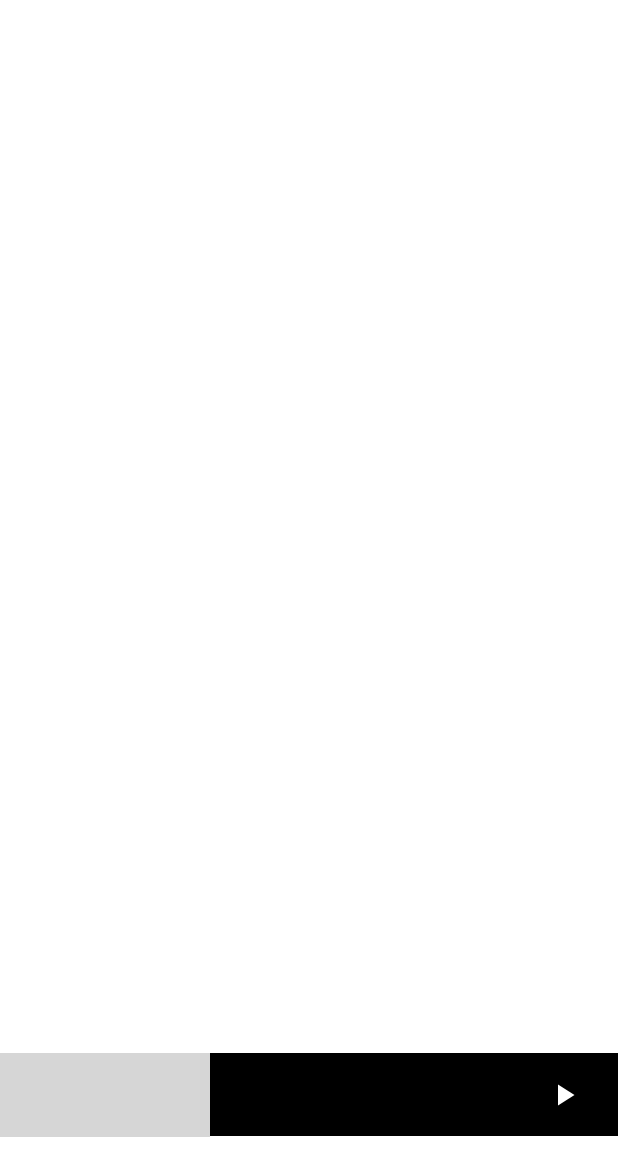
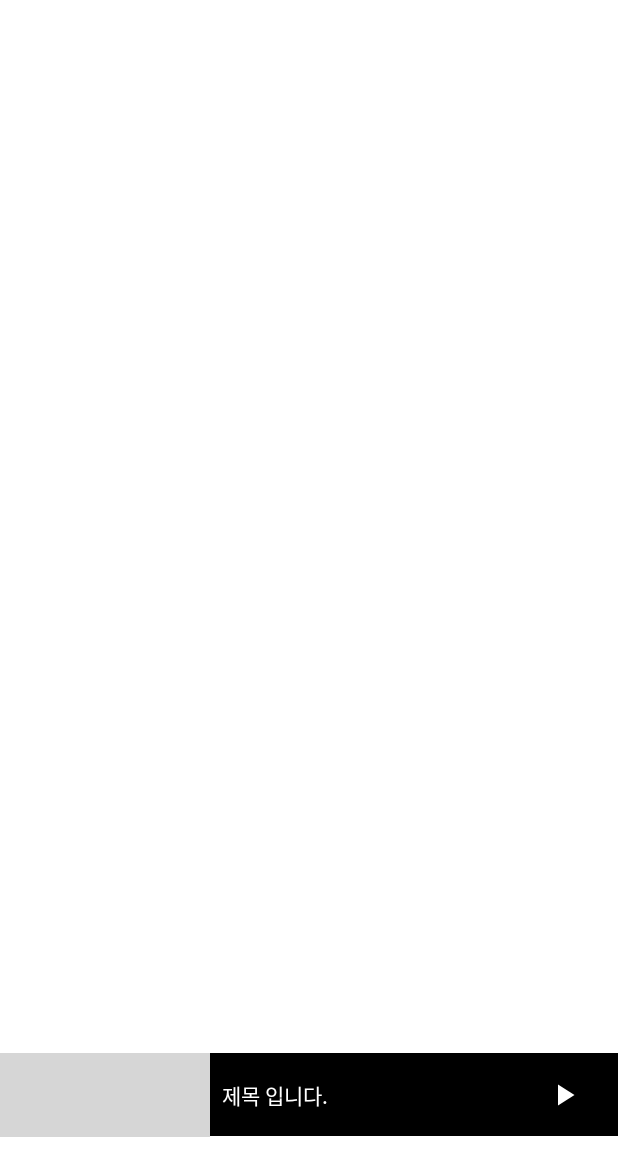
Before and after one commit to moonggae/fastcampus-part4-youtube, an Android app: the layout fragment_player.xml on its own in the app's theme, with its tools: preview values and no code run, on a phone screen of 412 x 824 dp. Shown: the top 1176 px of the screen. Run offline under Robolectric (Android 15) with nearby library versions, the phone set to English and light mode, and no system bars; plain views replace PlayerView; grey boxes are pictures that could not be loaded.

Commit message:
exo player motion layout

```diff
--- a/app/src/main/res/layout/fragment_player.xml
+++ b/app/src/main/res/layout/fragment_player.xml
@@ -29,10 +29,10 @@
         android:layout_width="wrap_content"
         android:layout_height="wrap_content"
         android:layout_marginEnd="24dp"
-        tools:src="@drawable/ic_baseline_play_arrow_24"
         app:layout_constraintBottom_toBottomOf="@id/mainContainerLayout"
         app:layout_constraintEnd_toEndOf="@id/mainContainerLayout"
-        app:layout_constraintTop_toTopOf="@id/mainContainerLayout" />
+        app:layout_constraintTop_toTopOf="@id/mainContainerLayout"
+        tools:src="@drawable/ic_baseline_play_arrow_24" />
 
     <TextView
         android:id="@+id/bottomTitleTextView"
@@ -43,6 +43,8 @@
         android:ellipsize="end"
         android:maxLines="1"
         android:singleLine="false"
+        tools:text="제목 입니다."
+        tools:textColor="@color/white"
         app:layout_constraintBottom_toBottomOf="@id/bottomPlayerControlButton"
         app:layout_constraintEnd_toStartOf="@id/bottomPlayerControlButton"
         app:layout_constraintStart_toEndOf="@id/playerView"
--- a/app/src/main/res/xml/fragment_player_scene.xml
+++ b/app/src/main/res/xml/fragment_player_scene.xml
@@ -5,8 +5,27 @@
     <Transition
         motion:constraintSetEnd="@+id/end"
         motion:constraintSetStart="@id/start"
-        motion:duration="1000">
-        <KeyFrameSet></KeyFrameSet>
+        motion:duration="300">
+        <KeyFrameSet>
+            <KeyAttribute
+                android:alpha="0"
+                motion:framePosition="10"
+                motion:motionTarget="@+id/bottomTitleTextView" />
+
+            <KeyAttribute
+                android:alpha="0"
+                motion:framePosition="10"
+                motion:motionTarget="@+id/bottomPlayerControlButton" />
+
+            <KeyPosition
+                motion:curveFit="linear"
+                motion:framePosition="10"
+                motion:keyPositionType="deltaRelative"
+                motion:motionTarget="@+id/playerView"
+                motion:percentWidth="1"
+                motion:percentX="1" />
+
+        </KeyFrameSet>
         <OnSwipe
             motion:touchAnchorId="@+id/mainContainerLayout"
             motion:touchAnchorSide="bottom" />
@@ -45,11 +64,11 @@
             motion:layout_constraintTop_toTopOf="@id/mainContainerLayout" />
         <Constraint
             android:id="@+id/bottomPlayerControlButton"
-            motion:layout_constraintEnd_toEndOf="@id/mainContainerLayout"
             android:layout_width="wrap_content"
             android:layout_height="wrap_content"
+            android:layout_marginEnd="24dp"
             motion:layout_constraintBottom_toBottomOf="@id/mainContainerLayout"
-            android:layout_marginEnd="24dp"
+            motion:layout_constraintEnd_toEndOf="@id/mainContainerLayout"
             motion:layout_constraintTop_toTopOf="@id/mainContainerLayout" />
     </ConstraintSet>
 
@@ -81,11 +100,12 @@
             motion:layout_constraintTop_toBottomOf="@id/mainContainerLayout" />
         <Constraint
             android:id="@+id/bottomPlayerControlButton"
-            motion:layout_constraintEnd_toEndOf="@id/mainContainerLayout"
             android:layout_width="wrap_content"
             android:layout_height="wrap_content"
+            android:layout_marginEnd="24dp"
+            android:alpha="0"
             motion:layout_constraintBottom_toBottomOf="@id/mainContainerLayout"
-            android:layout_marginEnd="24dp"
+            motion:layout_constraintEnd_toEndOf="@id/mainContainerLayout"
             motion:layout_constraintTop_toTopOf="@id/mainContainerLayout" />
     </ConstraintSet>
 </MotionScene>
```
